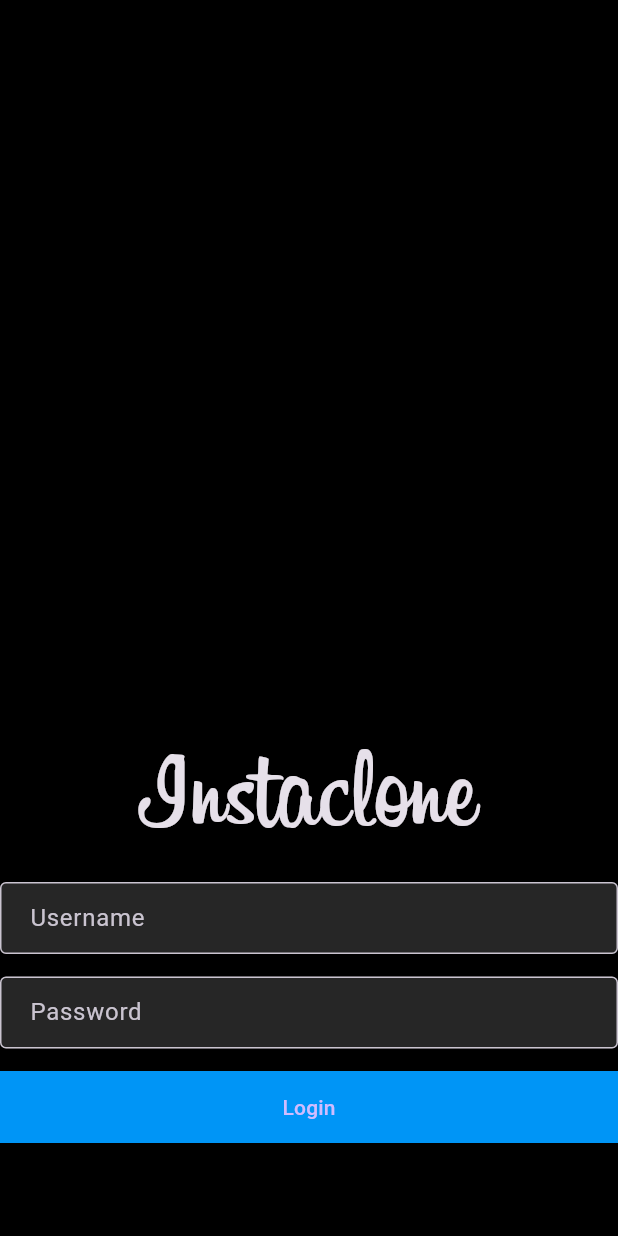
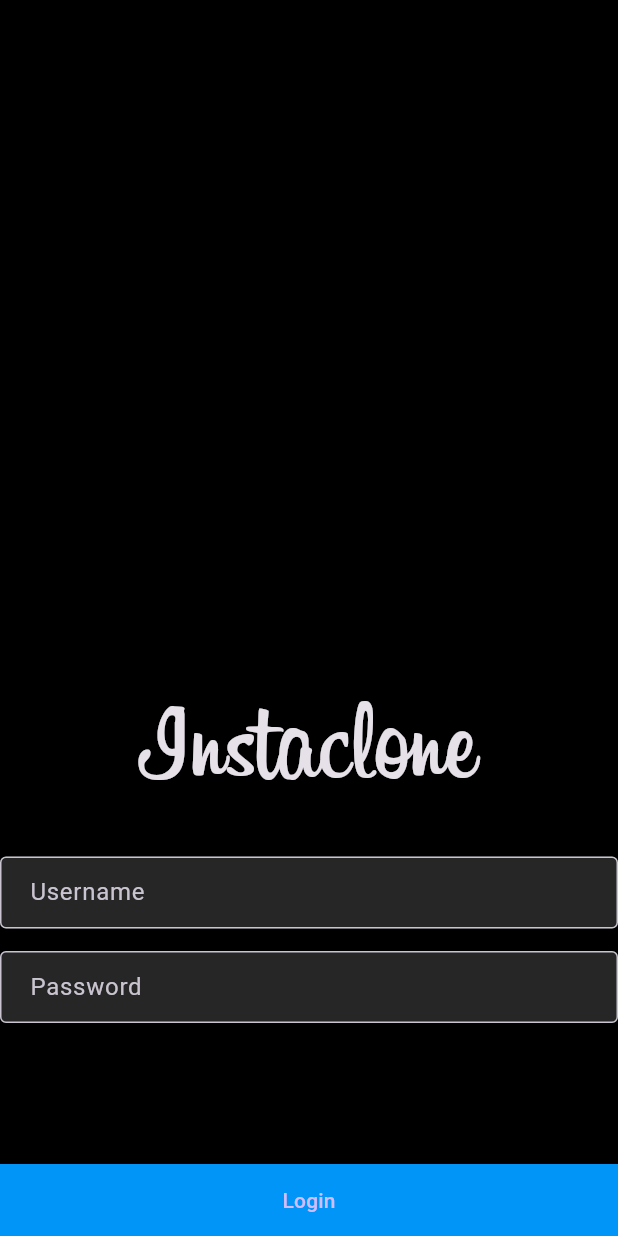
Before and after one commit to Yamlak1/insta_clone, a Flutter app: the screen it shows after launch, on a phone screen of 412 x 824 dp. Run offline on Flutter 3.47's test engine with Material 3 defaults, Android fonts, the phone set to English and light mode, and no system bars.

Commit message:
Login design bug fix

```diff
--- a/lib/home.dart
+++ b/lib/home.dart
@@ -3,7 +3,7 @@ import 'main_page.dart';
 import 'Utilities/colors.dart';
 
 class MyHomePage extends StatefulWidget {
-  const MyHomePage({super.key, required this.title});
+  const MyHomePage({Key? key, required this.title}) : super(key: key);
 
   final String title;
 
@@ -14,12 +14,16 @@ class MyHomePage extends StatefulWidget {
 class _MyHomePageState extends State<MyHomePage> {
   TextEditingController usernameController = TextEditingController();
   TextEditingController passwordController = TextEditingController();
+
   @override
   Widget build(BuildContext context) {
     return Scaffold(
-      body: Padding(
-        // padding: const EdgeInsets.all(16.0),
-        padding: EdgeInsets.fromLTRB(0, 420, 0, 0),
+      body: Column(
+        children: [
+          Expanded(
+            child: SingleChildScrollView(
+              child: Padding(
+                padding: const EdgeInsets.only(top: 450.0),
                 child: Column(
                   mainAxisAlignment: MainAxisAlignment.center,
                   children: [
@@ -30,6 +34,7 @@ class _MyHomePageState extends State<MyHomePage> {
                         fontSize: 74.0,
                       ),
                     ),
+                    SizedBox(height: 15),
                     TextField(
                       controller: usernameController,
                       decoration: InputDecoration(
@@ -37,8 +42,8 @@ class _MyHomePageState extends State<MyHomePage> {
                         filled: true,
                         fillColor: mobileSearchColor,
                         border: OutlineInputBorder(),
-                contentPadding:
-                    EdgeInsets.symmetric(vertical: 12.0, horizontal: 16.0),
+                        contentPadding: EdgeInsets.symmetric(
+                            vertical: 12.0, horizontal: 16.0),
                       ),
                     ),
                     SizedBox(height: 15),
@@ -50,18 +55,24 @@ class _MyHomePageState extends State<MyHomePage> {
                         fillColor: mobileSearchColor,
                         labelText: 'Password',
                         border: OutlineInputBorder(),
-                contentPadding:
-                    EdgeInsets.symmetric(vertical: 12.0, horizontal: 16.0),
+                        contentPadding: EdgeInsets.symmetric(
+                            vertical: 12.0, horizontal: 16.0),
+                      ),
+                    ),
+                  ],
+                ),
+              ),
             ),
           ),
           SizedBox(height: 15),
-            ElevatedButton(
+          Align(
+            alignment: Alignment.bottomCenter,
+            child: ElevatedButton(
               style: ElevatedButton.styleFrom(
                 primary: blueColor,
                 minimumSize: Size(500, 48),
                 shape: RoundedRectangleBorder(
-                  borderRadius: BorderRadius.circular(
-                      0.0), // Adjust the value for rounded corners
+                  borderRadius: BorderRadius.circular(0.0),
                 ),
               ),
               onPressed: () {
@@ -88,8 +99,8 @@ class _MyHomePageState extends State<MyHomePage> {
               },
               child: Text('Login'),
             ),
+          ),
         ],
-        ),
       ),
     );
   }
```
Lines whose indentation alone changed are shown as unchanged.
